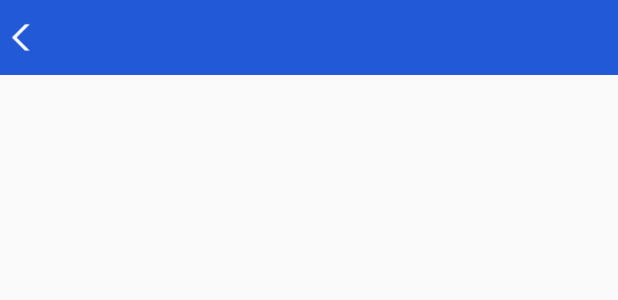
After one commit to lizilei/haircutRepository, an Android app: the layout activity_order_details.xml on its own in the app's theme, with its tools: preview values and no code run, on a phone screen of 412 x 824 dp. The commit adds this screen. Shown: the top 300 px of the screen. Run offline under Robolectric (Android 15) with nearby library versions, the phone set to English and light mode, and no system bars; plain views replace HorizontalListView.

Commit message:
更改了一些文件

```diff
--- a/app/src/main/AndroidManifest.xml
+++ b/app/src/main/AndroidManifest.xml
@@ -44,7 +44,6 @@
     <uses-permission android:name="android.permission.RECEIVE_SMS" />
     <uses-permission android:name="android.permission.READ_SMS" />
 
-
     <application
         android:name=".application.app"
         android:allowBackup="true"
@@ -65,6 +64,10 @@
         <activity android:name=".activity.GeneralUserCenterSettingActivity"/>
         <!--个人中心用户信息设置-->
         <activity android:name=".activity.PersonalDetailsActivity"/>
+
+        <!--短信验证码集成时使用-->
+        <!--App Key:bae29276412c-->
+        <!--App Secret:6bc50a59c023df9c014c96dfe814accc-->
         <activity
             android:name="com.mob.tools.MobUIShell"
             android:theme="@android:style/Theme.Translucent.NoTitleBar"
--- a/app/src/main/java/com/nxedu/haircutreserve/application/app.java
+++ b/app/src/main/java/com/nxedu/haircutreserve/application/app.java
@@ -8,6 +8,7 @@
 import com.nostra13.universalimageloader.core.ImageLoaderConfiguration;
 import com.nostra13.universalimageloader.core.assist.QueueProcessingType;
 import com.nostra13.universalimageloader.core.download.BaseImageDownloader;
+import com.nxedu.haircutreserve.contacts.Contacts;
 
 import cn.smssdk.SMSSDK;
 
@@ -21,7 +22,7 @@
     @Override
     public void onCreate() {
         super.onCreate();
-        SMSSDK.initSDK(this, "bae29276412c", "6bc50a59c023df9c014c96dfe814accc");
+        SMSSDK.initSDK(this, Contacts.sms_app_key, Contacts.sms_app_secret);
         ImageLoaderConfiguration config = new ImageLoaderConfiguration
                 .Builder(this)
                 .memoryCacheExtraOptions(480, 800) // max width, max height，即保存的每个缓存文件的最大长宽
--- a/app/src/main/java/com/nxedu/haircutreserve/view/CircleImageView.java
+++ b/app/src/main/java/com/nxedu/haircutreserve/view/CircleImageView.java
@@ -256,5 +256,4 @@
 
         mBitmapShader.setLocalMatrix(mShaderMatrix);
     }
-
 }
--- /dev/null
+++ b/app/src/main/res/layout/activity_order_details.xml
@@ -0,0 +1,7 @@
+<?xml version="1.0" encoding="utf-8"?>
+<LinearLayout xmlns:android="http://schemas.android.com/apk/res/android"
+    android:orientation="vertical" android:layout_width="match_parent"
+    android:layout_height="match_parent">
+
+    <include layout="@layout/include_title"/>
+</LinearLayout>
```
Also changed, not shown: app/src/main/java/com/nxedu/haircutreserve/activity/MainActivity.java (+20 -0 lines), app/src/main/java/com/nxedu/haircutreserve/activity/OrderDetailsActivity.java (+15 -0 lines), app/src/main/java/com/nxedu/haircutreserve/activity/OrderManagerActivity.java (+15 -0 lines), app/src/main/java/com/nxedu/haircutreserve/activity/StartActivity.java (+2 -19 lines), app/src/main/java/com/nxedu/haircutreserve/contacts/Contacts.java (added, +19 -0 lines), app/src/main/res/layout/activity_order_manager.xml (added, +7 -0 lines), app/src/main/res/layout/activity_main.xml (line endings or trailing spaces), 2 other files.
